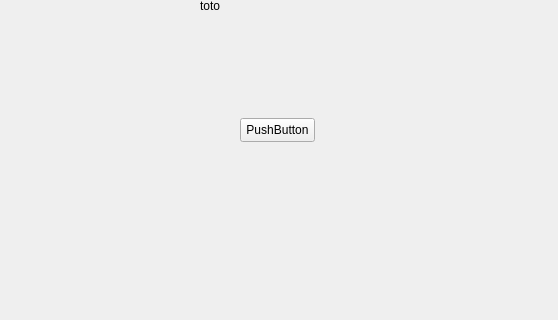
Above: mainwindow.ui from devostechno80/TP_Git_2026_Test before the change; both pictures show x 0 to 558 and y 132 to 452 of the 558 by 600 pixel window. Below: the same form after it.
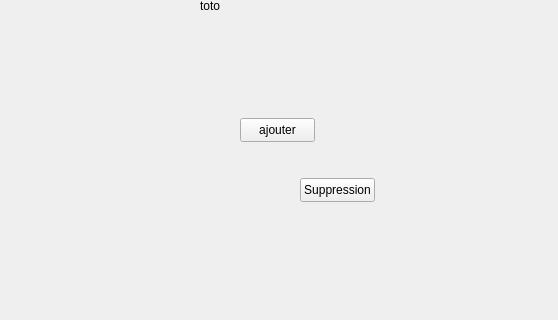
That is the form after the change.

Commit message: ajout du bouton supprimer

```diff
--- a/mainwindow.ui
+++ b/mainwindow.ui
@@ -24,7 +24,7 @@
      </rect>
     </property>
     <property name="text">
-     <string>PushButton</string>
+     <string>ajouter</string>
     </property>
    </widget>
    <widget class="QLabel" name="label">
@@ -40,6 +40,19 @@
      <string>toto</string>
     </property>
    </widget>
+   <widget class="QPushButton" name="btSupprimer">
+    <property name="geometry">
+     <rect>
+      <x>300</x>
+      <y>310</y>
+      <width>75</width>
+      <height>24</height>
+     </rect>
+    </property>
+    <property name="text">
+     <string>Suppression</string>
+    </property>
+   </widget>
   </widget>
   <widget class="QMenuBar" name="menubar">
    <property name="geometry">
```
Left out of the diff: 2 changed lines with no effect on the pictures. The commit also changes 3 other files.
